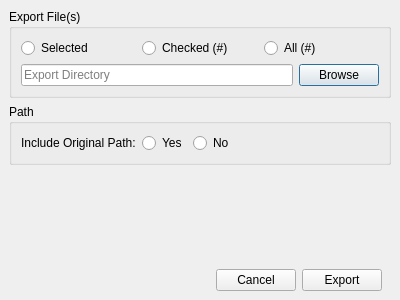
pjrinaldi/wombatforensics, file main/exportdialog.ui: the form before one commit.
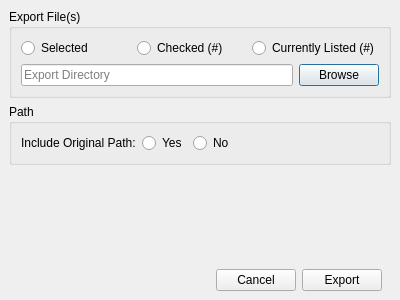
The form after the commit.

```diff
--- a/main/exportdialog.ui
+++ b/main/exportdialog.ui
@@ -80,7 +80,7 @@
           <item>
            <widget class="QRadioButton" name="listedFileRadioButton">
             <property name="text">
-             <string>All (#)</string>
+             <string>Currently Listed (#)</string>
             </property>
             <attribute name="buttonGroup">
                 <string notr="true">exportButtonGroup</string>
```
